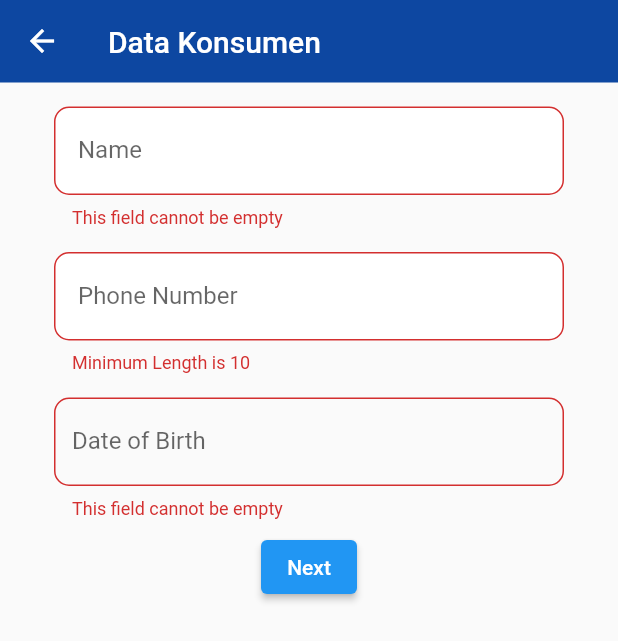
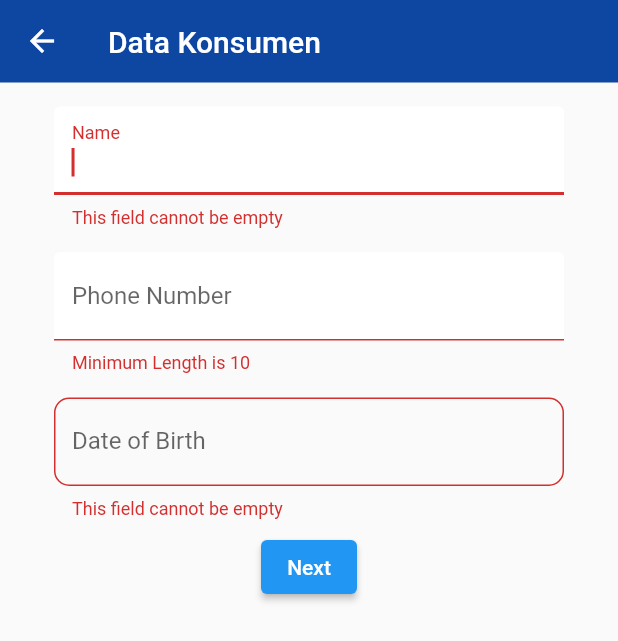
Before and after one commit to drewjya/riverpod_advance, a Flutter app: the AddCustomerScreen screen opened directly, after a tap on "Next", on a phone screen of 412 x 824 dp. Shown: the top 641 px of the screen. Run offline on Flutter 3.47's test engine with Material 2 defaults, Android fonts, the phone set to English and light mode, and no system bars; our stand-ins replace equatable, file_picker, flutter_hooks, hive, hive_flutter, hooks_riverpod and 1 more; accounts and stored records are empty.

Commit message:
update riverpod

```diff
--- a/lib/components/custom_text_field.dart
+++ b/lib/components/custom_text_field.dart
@@ -4,8 +4,11 @@ import 'package:flutter/material.dart';
 final passwordProvider = StateProvider<bool>((ref) {
   return true;
 });
+final autofocusProvider = StateProvider<bool>(
+  (ref) => true,
+);
 
-class CustomTextFormField extends ConsumerWidget {
+class CustomTextFormField extends HookConsumerWidget {
   const CustomTextFormField({
     Key? key,
     required this.password,
@@ -29,30 +32,25 @@ class CustomTextFormField extends ConsumerWidget {
 
   @override
   Widget build(BuildContext context, ref) {
+    // final autofocus = useState(true);
     return SizedBox(
       width: width ?? 300,
       child: TextFormField(
         validator: validator,
+        autofocus: ref.watch(autofocusProvider),
+        onTap: () {
+          ref.read(autofocusProvider.state).state = true;
+        },
+        controller: controller,
         obscureText: password ? ref.watch(passwordProvider) : false,
         autovalidateMode: AutovalidateMode.always,
         decoration: InputDecoration(
           fillColor: (enabled) ? Colors.white : Colors.grey.shade300,
           enabled: enabled,
           filled: true,
-          // labelText: label,
-
-          label: FittedBox(
-            child: Container(
-              padding: const EdgeInsets.all(4),
-              decoration: BoxDecoration(
-                borderRadius: BorderRadius.circular(10),
-                color: enabled ? Colors.white : Colors.grey.shade300,
-              ),
-              child: Text(label),
-            ),
-          ),
+          labelText: label,
           suffixIcon: password
-              ? InkWell(
+              ? GestureDetector(
                   onTap: () {
                     ref.read(passwordProvider.state).state =
                         !ref.read(passwordProvider);
@@ -65,18 +63,7 @@ class CustomTextFormField extends ConsumerWidget {
                 )
               : null,
           prefixIcon: icon,
-
-          border: OutlineInputBorder(
-            borderRadius: BorderRadius.circular(10),
-            borderSide: (border == null)
-                ? BorderSide.none
-                : BorderSide(
-                    color: Colors.blue.shade900,
-                    width: 2,
-                  ),
-          ),
         ),
-        controller: controller,
       ),
     );
   }
--- a/lib/screen/add_screen.dart
+++ b/lib/screen/add_screen.dart
@@ -48,9 +48,7 @@ class AddCustomerScreen extends HookConsumerWidget {
           padding: const EdgeInsets.symmetric(vertical: 8.0),
           child: Column(
             children: [
-              Form(
-                key: part1,
-                child: Column(
+              Column(
                 children: [
                   ConsumerCustomText(
                     controller: nameController,
@@ -72,10 +70,7 @@ class AddCustomerScreen extends HookConsumerWidget {
                   ),
                 ],
               ),
-              ),
-              Form(
-                key: part2,
-                child: Column(
+              Column(
                 children: [
                   ConsumerCustomText(
                     controller: merkController,
@@ -85,23 +80,24 @@ class AddCustomerScreen extends HookConsumerWidget {
                   ),
                 ],
               ),
-              ),
               ConsumerCustomText(
                 controller: modelController,
                 label: 'Vehicle Model',
                 status: 1,
-                validator: (value) {
-                  return null;
-                },
+                validator: Validator().checkEmpty,
               ),
               ImagePicker(part3: part3),
               ElevatedButton(
                   onPressed: () {
                     if (ref.read(addStateProvider) == 0 &&
-                        part1.currentState!.validate()) {
+                        Validator().checkEmpty(nameController.text) == null &&
+                        Validator().checkNumberPhone(noHpController.text) ==
+                            null &&
+                        Validator().checkEmpty(dobController.text) == null) {
                       ref.read(addStateProvider.state).state++;
                     } else if (ref.read(addStateProvider) == 1 &&
-                        part2.currentState!.validate()) {
+                        Validator().checkEmpty(merkController.text) == null &&
+                        Validator().checkEmpty(merkController.text) == null) {
                       ref.read(addStateProvider.state).state++;
                       ref.read(imagePathProvider.state).state = "";
                       ref.read(imageProvider.state).state = null;
--- a/lib/screen/profile_screen.dart
+++ b/lib/screen/profile_screen.dart
@@ -29,7 +29,6 @@ class ProfileScreen extends ConsumerWidget {
                 .read(customerStateNotifier(ref.read(authProvider).user!)
                     .notifier)
                 .removeCustomers(customers[index]),
-            edit: () {},
           ),
         ),
       );
```
Also changed, not shown: lib/components/custom_card.dart (+0 -7 lines), lib/screen/base_auth_page.dart (+6 -4 lines), 1 other file. Lines whose indentation alone changed are shown as unchanged.
